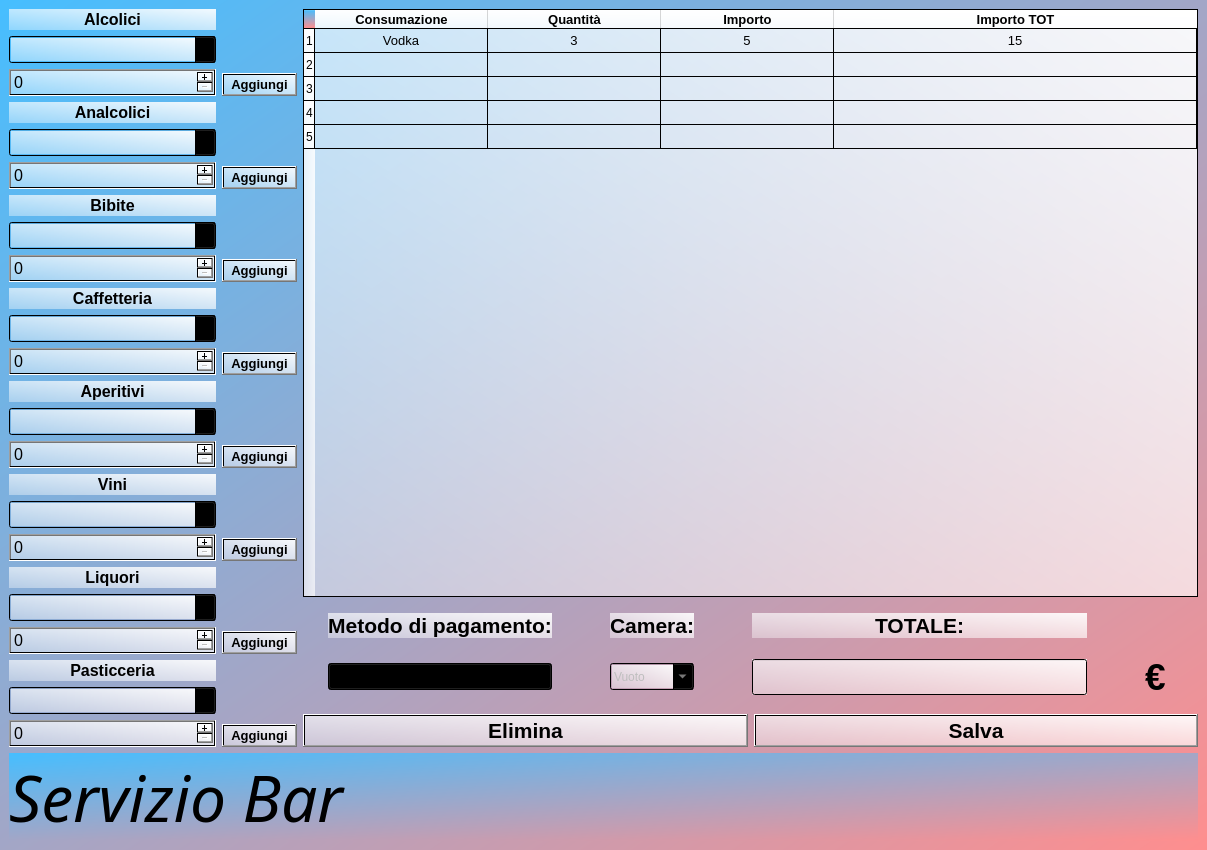
Raccispini/Progetto-Hotel, file ui/servizio_bar_2.ui: the form before one commit.
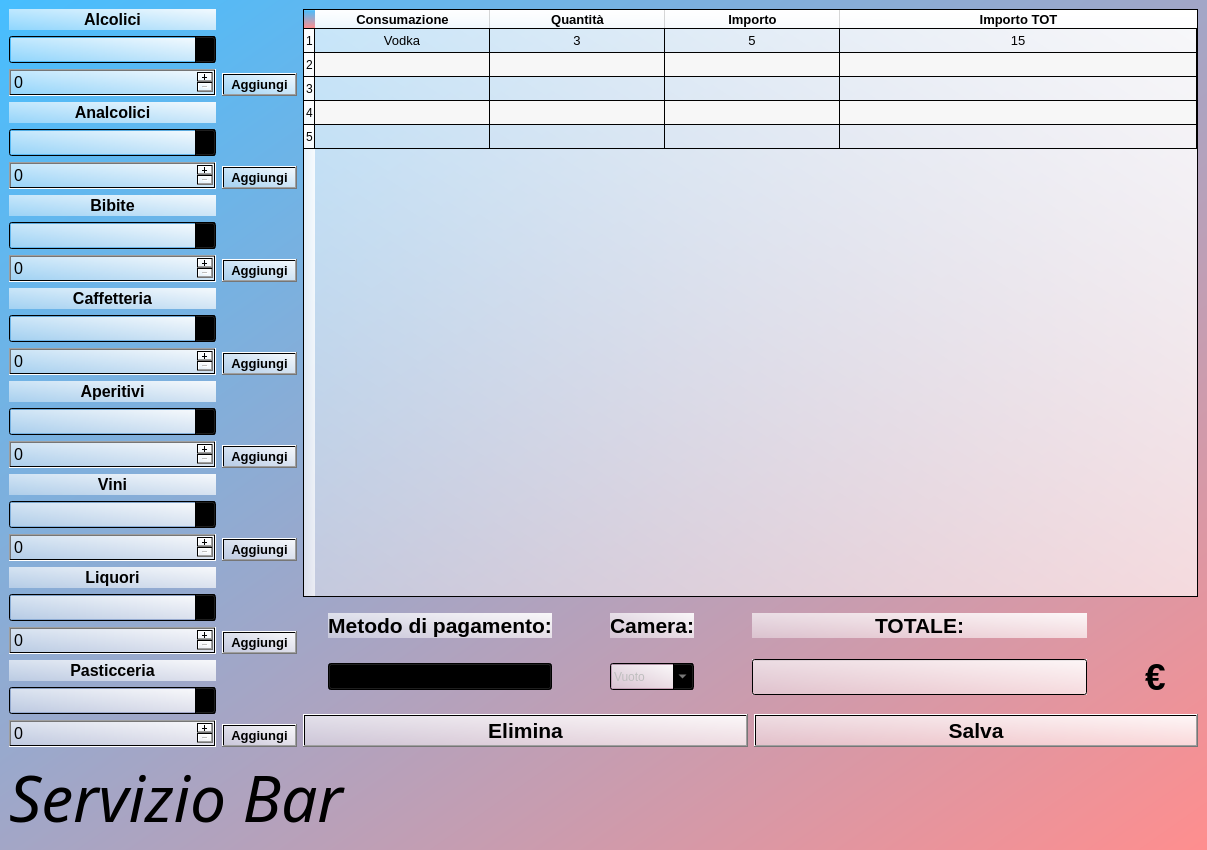
The form after the commit.

Patch:
```diff
--- a/ui/servizio_bar_2.ui
+++ b/ui/servizio_bar_2.ui
@@ -1131,6 +1131,15 @@
         <property name="styleSheet">
          <string notr="true">background-color: qlineargradient(spread:pad, x1:0.994, y1:0.00563636, x2:0, y2:1, stop:0 rgba(255, 255, 255, 234), stop:1 rgba(255, 255, 255, 97));</string>
         </property>
+        <property name="autoScrollMargin">
+         <number>16</number>
+        </property>
+        <property name="alternatingRowColors">
+         <bool>true</bool>
+        </property>
+        <property name="selectionMode">
+         <enum>QAbstractItemView::MultiSelection</enum>
+        </property>
         <property name="showGrid">
          <bool>true</bool>
         </property>
@@ -1150,7 +1159,7 @@
          <bool>false</bool>
         </attribute>
         <attribute name="horizontalHeaderDefaultSectionSize">
-         <number>173</number>
+         <number>175</number>
         </attribute>
         <attribute name="horizontalHeaderHighlightSections">
          <bool>true</bool>
@@ -1525,6 +1534,9 @@
         <bold>false</bold>
        </font>
       </property>
+      <property name="styleSheet">
+       <string notr="true">background-color: qlineargradient(spread:pad, x1:0, y1:0, x2:1, y2:0, stop:0 rgba(0, 0, 0, 0), stop:1 rgba(255, 255, 255, 0));</string>
+      </property>
       <property name="text">
        <string>Servizio Bar</string>
       </property>
```
Left out of the diff: 3 changed lines with no effect on the pictures.
